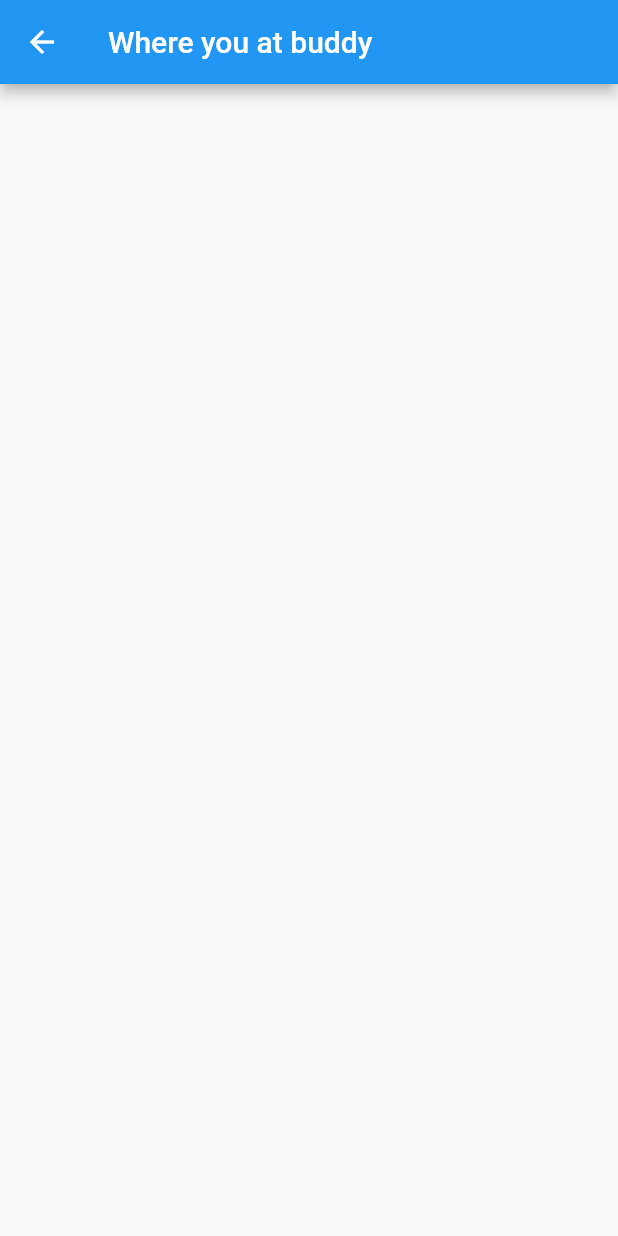
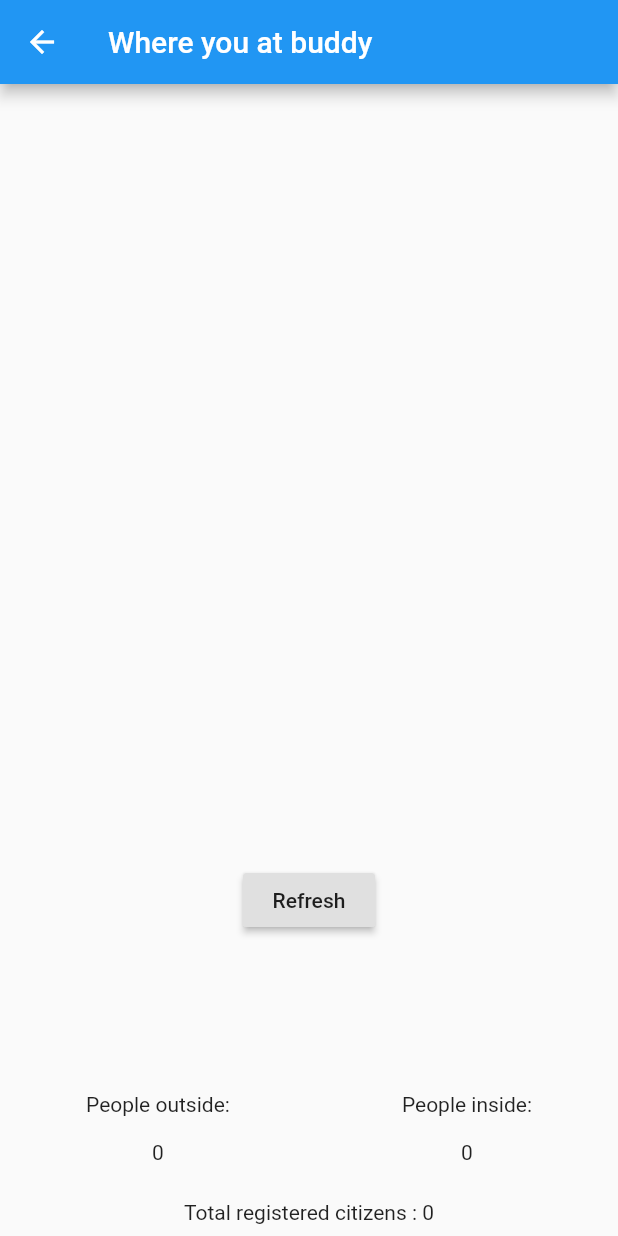
Before and after one commit to Eduard-Dumitrescu/where_you_at_friend, a Flutter app: the MainPage screen opened by its route, on a phone screen of 412 x 824 dp. Run offline on Flutter 3.47's test engine with Material 2 defaults, Android fonts, the phone set to English and light mode, and no system bars; our stand-ins replace cloud_firestore, dio, geolocator, google_maps_flutter, permission_handler, shared_preferences; accounts and stored records are empty.

Commit message:
add inside count

```diff
--- a/lib/ui/main_page.dart
+++ b/lib/ui/main_page.dart
@@ -22,10 +22,19 @@ class _MainPageState extends State<MainPage> {
   @override
   Widget build(BuildContext context) {
     return Scaffold(
-      appBar: AppBar(
+      appBar: _appBar(),
+      body: _mainBody(),
+    );
+  }
+
+  Widget _appBar() {
+    return AppBar(
       title: const Text("Where you at buddy"),
-      ),
-      body: Container(
+    );
+  }
+
+  Widget _mainBody() {
+    return Container(
       child: Column(
         mainAxisAlignment: MainAxisAlignment.spaceAround,
         crossAxisAlignment: CrossAxisAlignment.center,
@@ -62,8 +71,10 @@ class _MainPageState extends State<MainPage> {
               ),
             ),
           ),
+          Flexible(
+            child: ZoneDataWidget(_mainViewModel),
+          ),
         ],
-        ),
       ),
     );
   }
@@ -74,3 +85,86 @@ class _MainPageState extends State<MainPage> {
     _mainViewModel.cleanup();
   }
 }
+
+class ZoneDataWidget extends StatelessWidget {
+  final MainViewModel _mainViewModel;
+  const ZoneDataWidget(this._mainViewModel, {Key key}) : super(key: key);
+
+  @override
+  Widget build(BuildContext context) {
+    return Container(
+      child: Column(
+        mainAxisAlignment: MainAxisAlignment.spaceAround,
+        crossAxisAlignment: CrossAxisAlignment.center,
+        children: <Widget>[
+          Flexible(
+            child: RaisedButton(
+              onPressed: () async => _mainViewModel.updateZoneData(),
+              child: const Text("Refresh"),
+            ),
+          ),
+          Flexible(
+            child: ValueListenableBuilder<String>(
+              valueListenable: _mainViewModel.currentZoneData,
+              builder: (context, currentZoneData, _) =>
+                  currentZoneData.isNotEmpty
+                      ? Text(currentZoneData)
+                      : Container(),
+            ),
+          ),
+          Flexible(
+            child: Row(
+              mainAxisAlignment: MainAxisAlignment.spaceAround,
+              crossAxisAlignment: CrossAxisAlignment.center,
+              children: <Widget>[
+                Flexible(
+                  child: Column(
+                    mainAxisAlignment: MainAxisAlignment.spaceAround,
+                    crossAxisAlignment: CrossAxisAlignment.center,
+                    children: <Widget>[
+                      Flexible(
+                        child: const Text("People outside:"),
+                      ),
+                      Flexible(
+                        child: ValueListenableBuilder<int>(
+                          valueListenable: _mainViewModel.citizensOutside,
+                          builder: (context, citizensOutside, _) =>
+                              Text(citizensOutside.toString()),
+                        ),
+                      )
+                    ],
+                  ),
+                ),
+                Flexible(
+                  child: Column(
+                    mainAxisAlignment: MainAxisAlignment.spaceAround,
+                    crossAxisAlignment: CrossAxisAlignment.center,
+                    children: <Widget>[
+                      Flexible(
+                        child: const Text("People inside:"),
+                      ),
+                      Flexible(
+                        child: ValueListenableBuilder<int>(
+                          valueListenable: _mainViewModel.citizensInside,
+                          builder: (context, citizensInside, _) =>
+                              Text(citizensInside.toString()),
+                        ),
+                      )
+                    ],
+                  ),
+                ),
+              ],
+            ),
+          ),
+          Flexible(
+            child: ValueListenableBuilder<int>(
+              valueListenable: _mainViewModel.citizensTotal,
+              builder: (context, citizensTotal, _) => Text(
+                  "Total registered citizens : ${citizensTotal.toString()}"),
+            ),
+          ),
+        ],
+      ),
+    );
+  }
+}
--- a/lib/viewmodels/main_view_model.dart
+++ b/lib/viewmodels/main_view_model.dart
@@ -15,20 +15,32 @@ class MainViewModel {
   final Completer<GoogleMapController> mapsController;
   final ValueNotifier<String> shownZone;
 
+  final ValueNotifier<int> citizensOutside;
+  final ValueNotifier<int> citizensInside;
+  final ValueNotifier<int> citizensTotal;
+  final ValueNotifier<String> currentZoneData;
+
   Citizen _currentCitizen;
   CameraPosition currentCameraPosition;
-  String shownPostalCode;
+  String currentPostalCode;
+  String currentCity;
 
   ValueListenable<bool> lel;
 
   MainViewModel(this._citizenRepo, this._zoneStatusRepo)
       : mapsController = Completer(),
-        shownZone = ValueNotifier("") {
+        shownZone = ValueNotifier(""),
+        citizensInside = ValueNotifier(0),
+        citizensOutside = ValueNotifier(0),
+        citizensTotal = ValueNotifier(0),
+        currentZoneData = ValueNotifier("") {
     _citizenRepo.getCurrentCitizen().then((value) {
       _currentCitizen = value;
-      shownPostalCode = _currentCitizen.postalCode;
+      currentPostalCode = _currentCitizen.postalCode;
+      currentCity = _currentCitizen.city;
       shownZone.value =
           "${_currentCitizen.postalCode}, ${_currentCitizen.city}";
+      updateZone();
     });
   }
 
@@ -48,19 +60,40 @@ class MainViewModel {
     currentCameraPosition = cameraPosition;
   }
 
+  void updateZoneData() {
+    _zoneStatusRepo
+        .getZoneStatusCount(currentPostalCode, currentCity)
+        .then((value) {
+      if (value != null) {
+        citizensInside.value = value.isInsideCount;
+        citizensTotal.value = value.totalCount;
+        citizensOutside.value = value.totalCount - value.isInsideCount;
+      }
+    });
+  }
+
   void updateZone() {
+    if (currentCameraPosition != null) {
       Geolocator()
           .placemarkFromCoordinates(currentCameraPosition.target.latitude,
               currentCameraPosition.target.longitude)
           .then((value) {
         if (value.isNotEmpty) {
-        if (value[0].postalCode != shownPostalCode) {
-          shownPostalCode = value[0].postalCode;
+          if (value[0].postalCode != currentPostalCode) {
+            currentPostalCode = value[0].postalCode;
+            currentCity = value[0].locality;
             shownZone.value = "${value[0].postalCode}, ${value[0].locality}";
           }
         }
       });
     }
+  }
 
-  void cleanup() {}
+  void cleanup() {
+    shownZone?.dispose();
+    citizensOutside?.dispose();
+    citizensInside?.dispose();
+    currentZoneData?.dispose();
+    citizensTotal?.dispose();
   }
+}
```
Also changed, not shown: lib/models/zone_status_count.dart (added, +18 -0 lines), lib/repositories/zone_status_repo.dart (+8 -0 lines), lib/services/citizen_service.dart (+8 -11 lines), lib/services/zone_status_service.dart (+35 -1 lines). Lines whose indentation alone changed are shown as unchanged.
